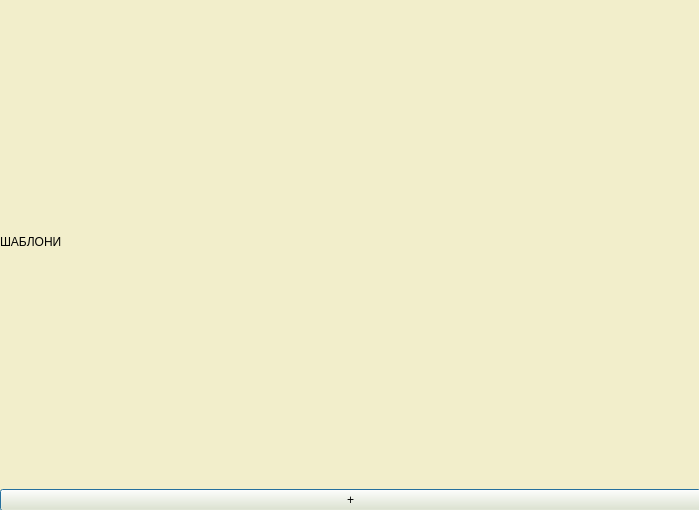
TanyaSeykova/Hackaton_2022, file Readalot/templates.ui: the form before one commit.
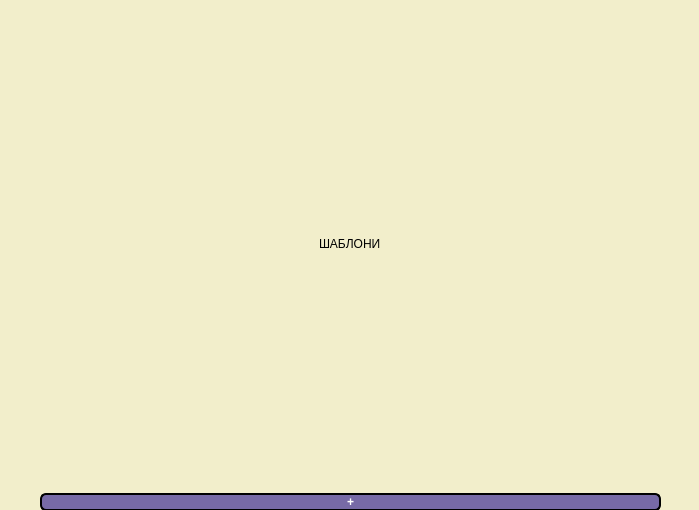
The form after the commit.

The edit to the form file:
```diff
--- a/Readalot/templates.ui
+++ b/Readalot/templates.ui
@@ -14,7 +14,24 @@
    <string>Dialog</string>
   </property>
   <property name="styleSheet">
-   <string notr="true">background-color: rgb(242, 238, 203);</string>
+   <string notr="true">QDialog{
+	background-color: rgb(242, 238, 203);
+}
+QPushButton{
+	border-radius: 6px;
+	border-width: 2px;
+	background-color: rgb(119, 106, 166);
+	border-color: rgb(0,0,0);
+	border-style: solid;
+	color: rgb(255,255,255);
+	font-weight: bold;
+	font: 16pt &quot;Monotype Corsiva&quot;;
+	margin: 0 40px 0 40px;
+}
+QPushButton:hover{
+	background-color: rgb(212, 203, 242);
+	color: rgb(0,0,0);
+}</string>
   </property>
   <widget class="QWidget" name="gridLayoutWidget">
    <property name="geometry">
@@ -36,7 +53,7 @@
       </property>
      </widget>
     </item>
-    <item row="0" column="4">
+    <item row="0" column="4" alignment="Qt::AlignHCenter">
      <widget class="QLabel" name="label">
       <property name="styleSheet">
        <string notr="true">font: 24pt &quot;Ruslan Display&quot;;
```
Left out of the diff: 3 changed lines with no effect on the pictures.
